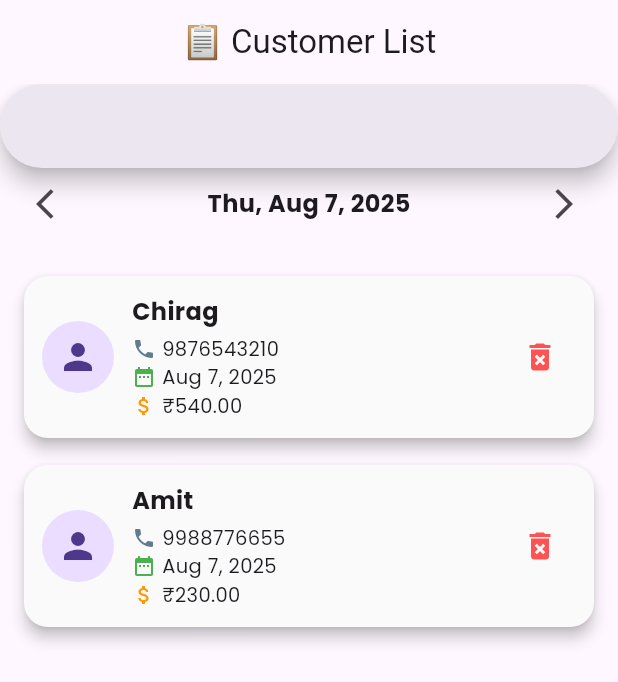
After one commit to vaghelachirag/DevProductAdmin, a Flutter app: the BillingScreen screen opened by its route, on a phone screen of 412 x 824 dp. The commit adds this screen. Shown: the top 682 px of the screen. Run offline on Flutter 3.47's test engine with Material 3 defaults, Android fonts, the phone set to English and light mode, and no system bars; our stand-ins replace easy_localization, flutter_hooks, flutter_riverpod, flutter_screenutil, go_router, google_fonts and 6 more.

Commit message:
add billing list

```diff
--- a/lib/base/extensions/utils/app_constant.dart
+++ b/lib/base/extensions/utils/app_constant.dart
@@ -14,4 +14,5 @@ class AppConstant{
   static const String dashboard = '/dashboard' ;
   static const String addProductPage = '/addProductPage' ;
   static const String searchProductPage = '/searchProductPage' ;
+  static const String billingListPage = '/billingListPage' ;
 }
--- /dev/null
+++ b/lib/model/billing_list_model.dart
@@ -0,0 +1,15 @@
+class BillingListModel {
+  final String id;
+  final String name;
+  final String mobile;
+  final DateTime date;
+  final double totalAmount;
+
+  BillingListModel({
+    required this.id,
+    required this.name,
+    required this.mobile,
+    required this.date,
+    required this.totalAmount,
+  });
+}
--- a/lib/router/app_router.dart
+++ b/lib/router/app_router.dart
@@ -5,6 +5,7 @@ import 'package:go_router/go_router.dart';
 import 'package:shopkeeper_admin/base/extensions/utils/app_constant.dart';
 import 'package:shopkeeper_admin/screens/product/addproduct.dart';
 import 'package:shopkeeper_admin/screens/product/productListing/search_product_page.dart';
+import '../screens/billing/billing_screen.dart';
 import '../screens/dashboard/dashboard_screen.dart';
 import '../screens/splash/splash_screen.dart';
 
@@ -27,6 +28,10 @@ final GoRouter appRouter = GoRouter(
       path: AppConstant.searchProductPage,
       builder: (context, state) => const SearchProductPage(),
     ),
+    GoRoute(
+      path: AppConstant.billingListPage,
+      builder: (context, state) => const BillingScreen(),
+    ),
   ],
     redirect: (context, state) {
       if (state.fullPath == '/') {
--- /dev/null
+++ b/lib/screens/billing/billing_provider.dart
@@ -0,0 +1,34 @@
+import 'package:flutter_riverpod/flutter_riverpod.dart';
+import 'package:shopkeeper_admin/model/billing_list_model.dart';
+
+
+// Static list of customers
+final customerListProvider = StateProvider<List<BillingListModel>>((ref) => [
+  BillingListModel(
+    id: '1',
+    name: 'Chirag',
+    mobile: '9876543210',
+    date: DateTime(2025, 8, 7),
+    totalAmount: 540.0,
+  ),
+  BillingListModel(
+    id: '2',
+    name: 'Deepa',
+    mobile: '9123456780',
+    date: DateTime(2025, 8, 6),
+    totalAmount: 405.5,
+  ),
+  BillingListModel(
+    id: '3',
+    name: 'Amit',
+    mobile: '9988776655',
+    date: DateTime(2025, 8, 7),
+    totalAmount: 230.0,
+  ),
+]);
+
+// Search query
+final searchQueryProvider = StateProvider<String>((ref) => '');
+
+// Selected date for filtering
+final selectedDateProvider = StateProvider<DateTime>((ref) => DateTime.now());
--- /dev/null
+++ b/lib/screens/billing/billing_screen.dart
@@ -0,0 +1,124 @@
+import 'package:flutter/material.dart';
+import 'package:flutter_riverpod/flutter_riverpod.dart';
+import 'package:google_fonts/google_fonts.dart';
+import 'package:intl/intl.dart';
+
+import '../../widgets/DateNavigator.dart';
+import 'billing_provider.dart';
+
+
+class BillingScreen extends ConsumerWidget {
+  const BillingScreen({super.key});
+
+  void _deleteCustomer(WidgetRef ref, String id) {
+    final list = ref.read(customerListProvider);
+    final updatedList = list.where((customer) => customer.id != id).toList();
+    ref.read(customerListProvider.notifier).state = updatedList;
+  }
+
+  @override
+  Widget build(BuildContext context, WidgetRef ref) {
+    final customers = ref.watch(customerListProvider);
+    final query = ref.watch(searchQueryProvider);
+    final selectedDate = ref.watch(selectedDateProvider);
+
+    final filtered = customers
+        .where((c) =>
+    DateUtils.isSameDay(c.date, selectedDate) &&
+        (c.name.toLowerCase().contains(query.toLowerCase()) ||
+            c.mobile.contains(query)))
+        .toList();
+
+    return Scaffold(
+      appBar: AppBar(
+        title: const Text("📋 Customer List"),
+        centerTitle: true,
+      ),
+      body: Column(
+        children: [
+          const SearchBar(),
+          DateNavigator(selectedDate: selectedDate),
+          const SizedBox(height: 8),
+          Expanded(
+            child: filtered.isEmpty
+                ? const Center(child: Text("No customers found"))
+                : ListView.separated(
+              padding: const EdgeInsets.all(12),
+              itemCount: filtered.length,
+              separatorBuilder: (_, __) => const SizedBox(height: 10),
+              itemBuilder: (context, index) {
+                final customer = filtered[index];
+                return Card(
+                  shape: RoundedRectangleBorder(borderRadius: BorderRadius.circular(16)),
+                  elevation: 4,
+                  color: Colors.grey.shade50,
+                  child: Padding(
+                    padding: const EdgeInsets.all(12.0),
+                    child: Row(
+                      children: [
+                        const CircleAvatar(
+                          radius: 24,
+                          child: Icon(Icons.person, size: 28),
+                        ),
+                        const SizedBox(width: 12),
+                        Expanded(
+                          child: Column(
+                            crossAxisAlignment: CrossAxisAlignment.start,
+                            children: [
+                              Text(
+                                customer.name,
+                                style: GoogleFonts.poppins(
+                                  fontSize: 16,
+                                  fontWeight: FontWeight.w600,
+                                ),
+                              ),
+                              const SizedBox(height: 4),
+                              Row(
+                                children: [
+                                  const Icon(Icons.phone, size: 16, color: Colors.blueGrey),
+                                  const SizedBox(width: 4),
+                                  Text(
+                                    customer.mobile,
+                                    style: GoogleFonts.poppins(fontSize: 13),
+                                  ),
+                                ],
+                              ),
+                              Row(
+                                children: [
+                                  const Icon(Icons.date_range, size: 16, color: Colors.green),
+                                  const SizedBox(width: 4),
+                                  Text(
+                                    DateFormat.yMMMd().format(customer.date),
+                                    style: GoogleFonts.poppins(fontSize: 13),
+                                  ),
+                                ],
+                              ),
+                              Row(
+                                children: [
+                                  const Icon(Icons.attach_money, size: 16, color: Colors.orange),
+                                  const SizedBox(width: 4),
+                                  Text(
+                                    "₹${customer.totalAmount.toStringAsFixed(2)}",
+                                    style: GoogleFonts.poppins(fontSize: 13),
+                                  ),
+                                ],
+                              ),
+                            ],
+                          ),
+                        ),
+                        IconButton(
+                          icon: const Icon(Icons.delete_forever, color: Colors.redAccent),
+                          onPressed: () => _deleteCustomer(ref, customer.id),
+                        )
+                      ],
+                    ),
+                  ),
+                );
+              },
+            ),
+          ),
+        ],
+      ),
+    );
+  }
+}
--- /dev/null
+++ b/lib/widgets/DateNavigator.dart
@@ -0,0 +1,41 @@
+import 'package:easy_localization/easy_localization.dart';
+import 'package:flutter/material.dart';
+import 'package:flutter_riverpod/flutter_riverpod.dart';
+import 'package:google_fonts/google_fonts.dart';
+
+import '../screens/billing/billing_provider.dart';
+
+class DateNavigator extends ConsumerWidget {
+   final DateTime selectedDate;
+  const DateNavigator({required this.selectedDate});
+
+  @override
+  Widget build(BuildContext context, WidgetRef ref) {
+    return Padding(
+      padding: const EdgeInsets.symmetric(horizontal: 12),
+      child: Row(
+        mainAxisAlignment: MainAxisAlignment.spaceBetween,
+        children: [
+          IconButton(
+            icon: const Icon(Icons.arrow_back_ios),
+            onPressed: () {
+              ref.read(selectedDateProvider.notifier).state =
+                  selectedDate.subtract(const Duration(days: 1));
+            },
+          ),
+          Text(
+            DateFormat('EEE, MMM d, yyyy').format(selectedDate),
+            style: GoogleFonts.poppins(fontWeight: FontWeight.w600, fontSize: 16),
+          ),
+          IconButton(
+            icon: const Icon(Icons.arrow_forward_ios),
+            onPressed: () {
+              ref.read(selectedDateProvider.notifier).state =
+                  selectedDate.add(const Duration(days: 1));
+            },
+          ),
+        ],
+      ),
+    );
+  }
+}
--- /dev/null
+++ b/lib/widgets/SearchBarWidget.dart
@@ -0,0 +1,23 @@
+import 'package:flutter/cupertino.dart';
+import 'package:flutter/material.dart';
+import 'package:flutter_riverpod/flutter_riverpod.dart';
+
+import '../screens/billing/billing_provider.dart';
+
+class _SearchBar extends ConsumerWidget {
+  const _SearchBar({super.key});
+  @override
+  Widget build(BuildContext context, WidgetRef ref) {
+    return Padding(
+      padding: const EdgeInsets.all(12),
+      child: TextField(
+        decoration: InputDecoration(
+          hintText: "🔍 Search by name or mobile",
+          prefixIcon: const Icon(Icons.search),
+          border: OutlineInputBorder(borderRadius: BorderRadius.circular(12)),
+        ),
+        onChanged: (value) => ref.read(searchQueryProvider.notifier).state = value,
+      ),
+    );
+  }
+}
--- a/lib/widgets/drawer_menu.dart
+++ b/lib/widgets/drawer_menu.dart
@@ -42,7 +42,7 @@ class DrawerMenu extends StatelessWidget {
                   context,
                   icon: Icons.receipt_long,
                   title: 'Generate Bill',
-                  route: '/searchProductPage'
+                  route: AppConstant.billingListPage
                 ),
               ],
             ),
--- a/pubspec.yaml
+++ b/pubspec.yaml
@@ -48,6 +48,7 @@ dependencies:
   screenshot: ^3.0.0
   printing: ^5.12.0
   pdf: ^3.10.4
+  provider: ^6.1.1
 
 dev_dependencies:
   flutter_test:
```
Also changed, not shown: pubspec.lock.
